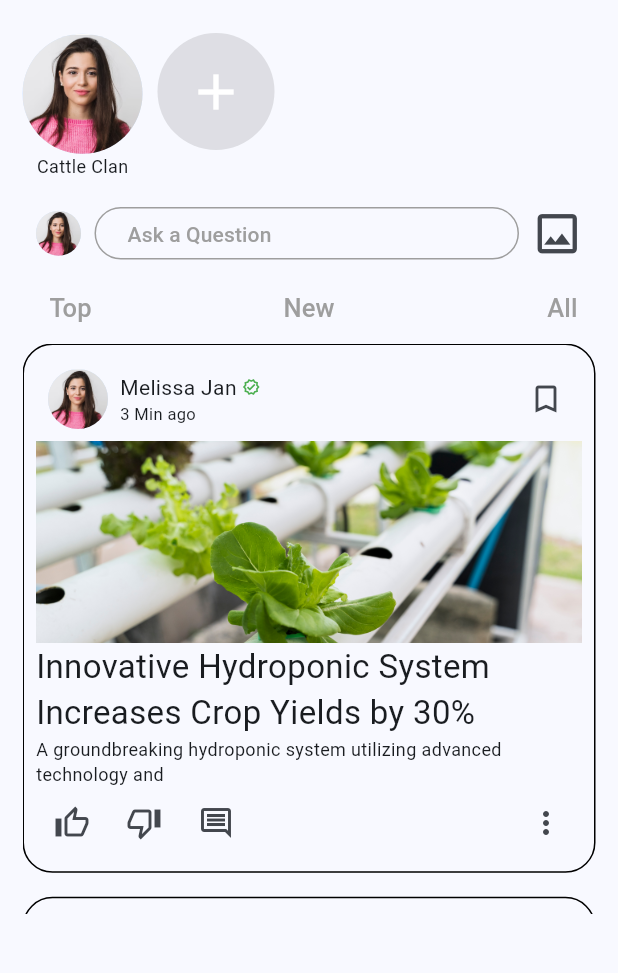
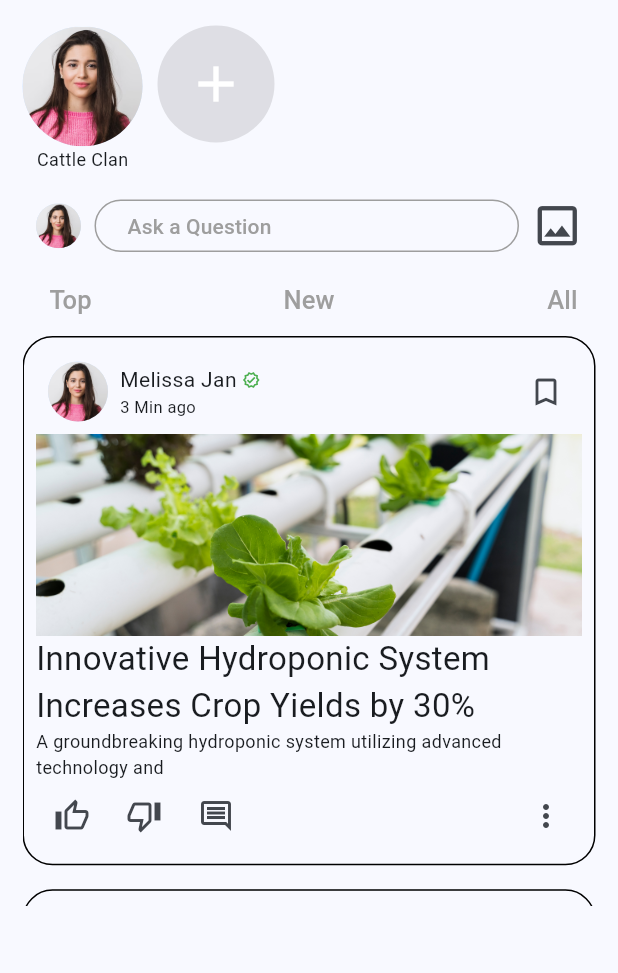
Before and after one commit to BhanuHasaranga/AgroConnect, a Flutter app: the AskScreen screen opened directly, on a phone screen of 412 x 824 dp, the part 66-1039 px from its top. Run offline on Flutter 3.47's test engine with Material 3 defaults, Android fonts, the light colour scheme and no system bars; our stand-ins replace dotted_border, firebase_auth, firebase_core, image_picker; accounts and stored records are empty.

Commit message:
ask screen padding change

```diff
--- a/lib/screens/ask_screen.dart
+++ b/lib/screens/ask_screen.dart
@@ -5,7 +5,6 @@ import 'package:flutter/material.dart';
 import '../widgets/communityCircle.dart';
 import '../widgets/contentCategories.dart';
 import '../widgets/myAppBar.dart';
-import '../widgets/navBar.dart';
 import '../widgets/postSomethingField.dart';
 
 class AskScreen extends StatelessWidget {
@@ -15,7 +14,7 @@ class AskScreen extends StatelessWidget {
     return Scaffold(
       appBar: const MyAppBar(),
       body: Padding(
-        padding: const EdgeInsets.symmetric(horizontal: 15, vertical: 10),
+        padding: const EdgeInsets.symmetric(horizontal: 15, vertical: 5),
         child: Column(
           children: [
             Row(
```
